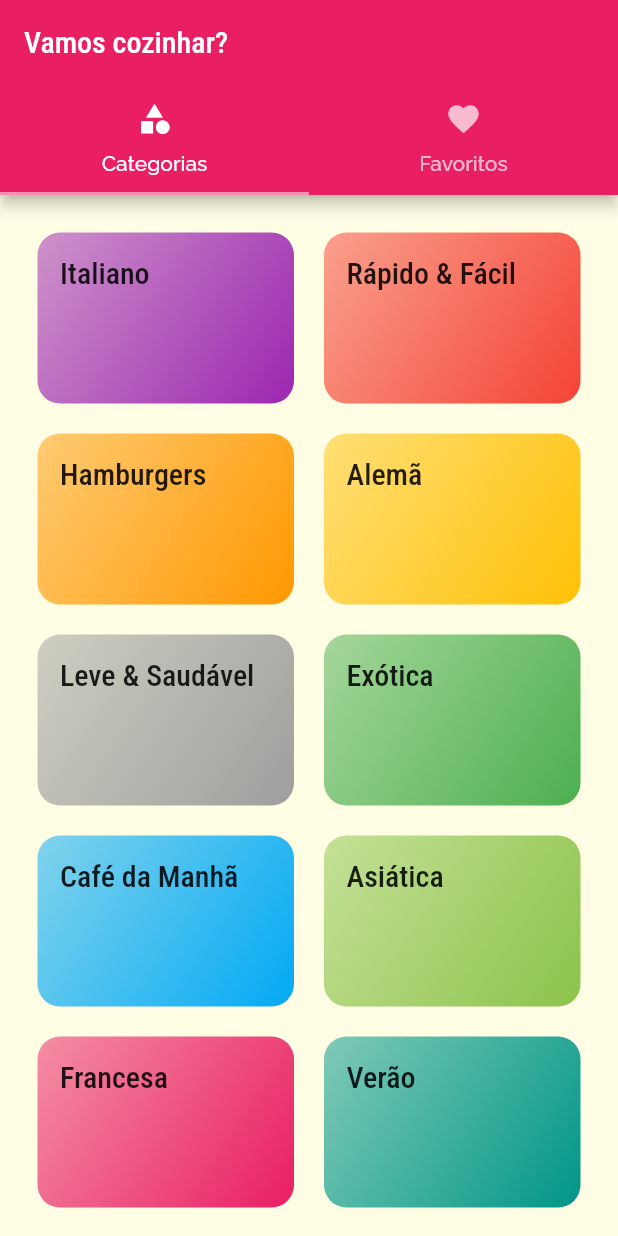
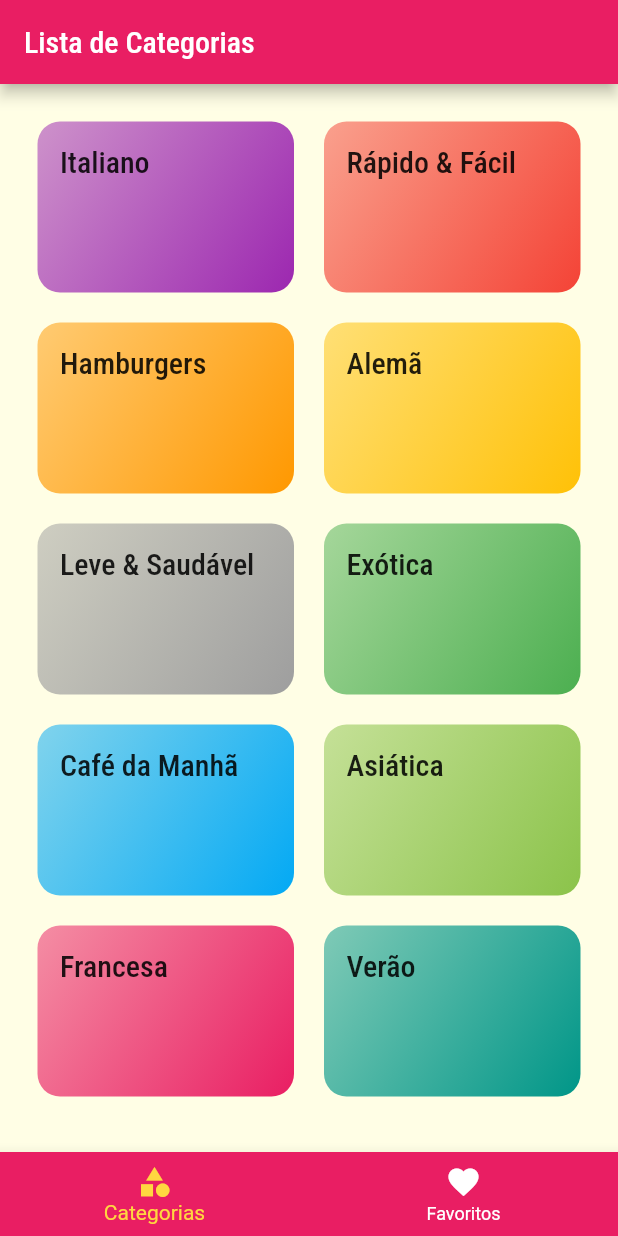
Before and after one commit to elton-costa/meals, a Flutter app: the screen it shows after launch, on a phone screen of 412 x 824 dp. Run offline on Flutter 3.47's test engine with Material 2 defaults, Android fonts, the phone set to English and light mode, and no system bars.

```diff
--- a/lib/main.dart
+++ b/lib/main.dart
@@ -15,7 +15,7 @@
       theme: ThemeData(
         colorScheme: ColorScheme.fromSwatch().copyWith(
           primary: Colors.pink,
-          secondary: Colors.pink[200],
+          secondary: Colors.amberAccent[200],
         ),
         fontFamily: 'Raleway',
         canvasColor: Color.fromRGBO(255, 254, 229, 1),
--- a/lib/screens/tabs_screen.dart
+++ b/lib/screens/tabs_screen.dart
@@ -2,33 +2,53 @@
 import 'categories_screen.dart';
 import 'favorite_screen.dart';
 
-class TabScreen extends StatelessWidget {
+class TabScreen extends StatefulWidget {
+  @override
+  State<TabScreen> createState() => _TabScreenState();
+}
+
+class _TabScreenState extends State<TabScreen> {
+  int _selectedScreenIndex = 0;
+
+  final List<String> _titles = [
+    'Lista de Categorias',
+    'Meus Favoritos',
+  ];
+
+  final List<Widget> _screens = [
+    CategoriesScreen(),
+    FavoriteScreen(),
+  ];
+
+  _selectScreen(int index) {
+    setState(() {
+      _selectedScreenIndex = index;
+    });
+  }
+
   @override
   Widget build(BuildContext context) {
-    return DefaultTabController(
-      length: 2,
-      child: Scaffold(
-        appBar: AppBar(
-          title: Text('Vamos cozinhar?'),
-          bottom: TabBar(
-            tabs: [
-              Tab(
-                icon: Icon(Icons.category),
-                text: 'Categorias',
-              ),
-              Tab(
-                icon: Icon(Icons.favorite),
-                text: 'Favoritos',
-              ),
-            ],
+    return Scaffold(
+      appBar: AppBar(
+        title: Text(_titles[_selectedScreenIndex]),
+      ),
+      body: _screens[_selectedScreenIndex],
+      bottomNavigationBar: BottomNavigationBar(
+        onTap: _selectScreen,
+        backgroundColor: Theme.of(context).colorScheme.primary,
+        unselectedItemColor: Colors.white,
+        selectedItemColor: Theme.of(context).colorScheme.secondary,
+        currentIndex: _selectedScreenIndex,
+        items: [
+          BottomNavigationBarItem(
+            icon: Icon(Icons.category),
+            label: 'Categorias',
           ),
-        ),
-        body: TabBarView(
-          children: [
-            CategoriesScreen(),
-            FavoriteScreen(),
-          ],
-        ),
+          BottomNavigationBarItem(
+            icon: Icon(Icons.favorite),
+            label: 'Favoritos',
+          ),
+        ],
       ),
     );
   }
```
